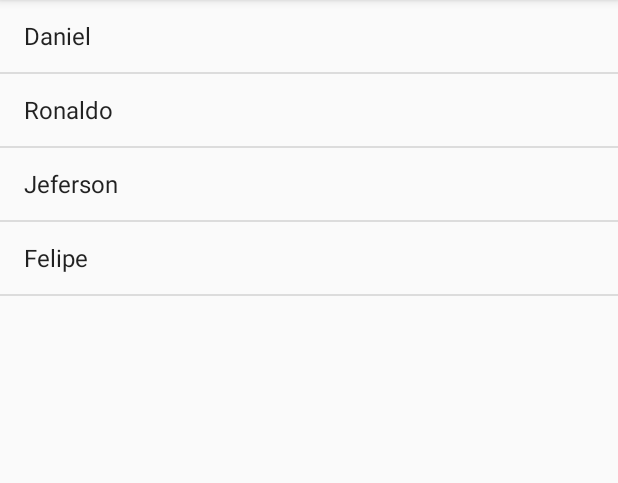
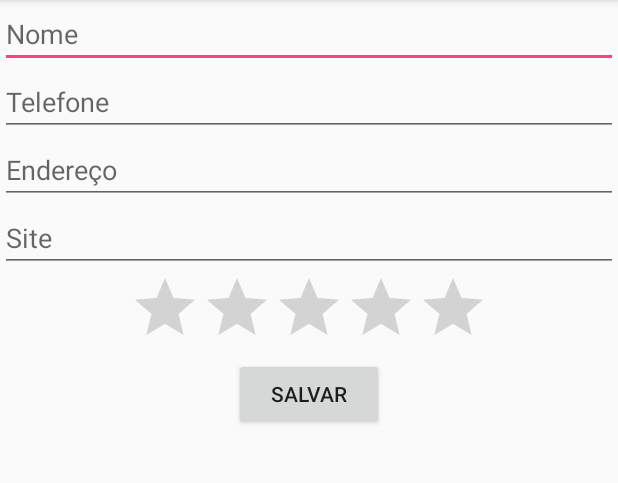
Before and after one commit to augustoliks/AgendaTelefonicaAPK, an Android app: the screen it shows after launch (ListaAlunosActivity before the commit, FormularioActivity after it), on a phone screen of 412 x 824 dp, the part 84-567 px from its top. Run offline under Robolectric (Android 15) with nearby library versions, the phone set to English and light mode, and no system bars.

Commit message:
OK: Tela de formulario, toast e button

```diff
--- a/app/src/main/AndroidManifest.xml
+++ b/app/src/main/AndroidManifest.xml
@@ -9,13 +9,15 @@
         android:roundIcon="@mipmap/ic_launcher_round"
         android:supportsRtl="true"
         android:theme="@style/AppTheme">
-        <activity android:name=".ListaAlunosActivity">
+        <activity android:name=".FormularioActivity">
             <intent-filter>
                 <action android:name="android.intent.action.MAIN" />
 
                 <category android:name="android.intent.category.LAUNCHER" />
             </intent-filter>
         </activity>
+        <activity android:name=".ListaAlunosActivity"></activity>
+
     </application>
 
 </manifest>
--- /dev/null
+++ b/app/src/main/java/com/br/agenda/FormularioActivity.java
@@ -0,0 +1,29 @@
+package com.br.agenda;
+
+import android.support.v7.app.AppCompatActivity;
+import android.os.Bundle;
+import android.view.View;
+import android.widget.Button;
+import android.widget.Toast;
+
+import java.util.BitSet;
+
+public class FormularioActivity extends AppCompatActivity {
+
+    @Override
+    protected void onCreate(Bundle savedInstanceState) {
+        super.onCreate(savedInstanceState);
+        setContentView(R.layout.activity_formulario);
+
+        Button botao = (Button)findViewById(R.id.formulario_botao_salvar);
+        botao.setOnClickListener(
+                new View.OnClickListener() {
+                    @Override
+                    public void onClick(View v) {
+                        Toast.makeText(FormularioActivity.this, "Botao Clicado", Toast.LENGTH_LONG).show();
+                    }
+                }
+
+        );
+    }
+}
--- a/app/src/main/java/com/br/agenda/ListaAlunosActivity.java
+++ b/app/src/main/java/com/br/agenda/ListaAlunosActivity.java
@@ -15,10 +15,13 @@
 
         String[] alunos ={"Daniel","Ronaldo","Jeferson","Felipe"};
 
-        ListView listaAlunos = (ListView) findViewById(R.id.lista_alunos); // Pega a instancia do .xml em me momoria, e obtem a instancia pelo id do atributo listView
+        //Recebe uma instancia de um atributo view e converte em ListView
+        ListView listaAlunos = (ListView) findViewById(R.id.lista_alunos);
 
+        //Pega um array de string e adapata de tal forma que possa ser compativel com o .XML
         ArrayAdapter<String> adapter = new ArrayAdapter<String>(this, android.R.layout.simple_list_item_1, alunos);
 
+        //Adiciona na instancia do .XML o conteudo do adaptado
         listaAlunos.setAdapter(adapter);
 
     }
--- /dev/null
+++ b/app/src/main/res/layout/activity_formulario.xml
@@ -0,0 +1,74 @@
+<?xml version="1.0" encoding="utf-8"?>
+
+<ScrollView xmlns:android="http://schemas.android.com/apk/res/android"
+    xmlns:app="http://schemas.android.com/apk/res-auto"
+    xmlns:tools="http://schemas.android.com/tools"
+    android:layout_width="match_parent"
+    android:layout_height="match_parent"
+    android:layout_weight="1">
+
+    <LinearLayout
+        android:layout_width="match_parent"
+        android:layout_height="wrap_content"
+        android:orientation="vertical"
+        tools:context=".FormularioActivity">
+
+
+        <LinearLayout
+            android:layout_width="match_parent"
+            android:layout_height="match_parent"
+            android:layout_weight="1"
+            android:orientation="vertical">
+
+            <EditText
+                android:id="@+id/formulario_nome"
+                android:layout_width="match_parent"
+                android:layout_height="wrap_content"
+                android:layout_weight="1"
+                android:hint="Nome" />
+
+            <EditText
+                android:id="@+id/formulario_telefone"
+                android:layout_width="match_parent"
+                android:layout_height="wrap_content"
+                android:layout_weight="1"
+                android:contentDescription="Telefone"
+                android:ems="10"
+                android:hint="Telefone"
+                android:inputType="phone" />
+
+            <EditText
+                android:id="@+id/formulario_endereco"
+                android:layout_width="match_parent"
+                android:layout_height="wrap_content"
+                android:layout_weight="1"
+                android:hint="Endereço" />
+
+            <EditText
+                android:id="@+id/formulario_site"
+                android:layout_width="match_parent"
+                android:layout_height="wrap_content"
+                android:layout_weight="1"
+                android:hint="Site" />
+
+            <RatingBar
+                android:id="@+id/formulario_rating_bar"
+                android:layout_width="wrap_content"
+                android:layout_height="wrap_content"
+                android:layout_gravity="center"
+                android:layout_weight="1"
+                android:numStars="5" />
+
+            <Button
+                android:id="@+id/formulario_botao_salvar"
+                android:layout_width="100dp"
+                android:layout_height="wrap_content"
+                android:layout_gravity="center"
+                android:layout_weight="1"
+                android:text="Salvar" />
+        </LinearLayout>
+
+
+    </LinearLayout>
+
+</ScrollView>
```
